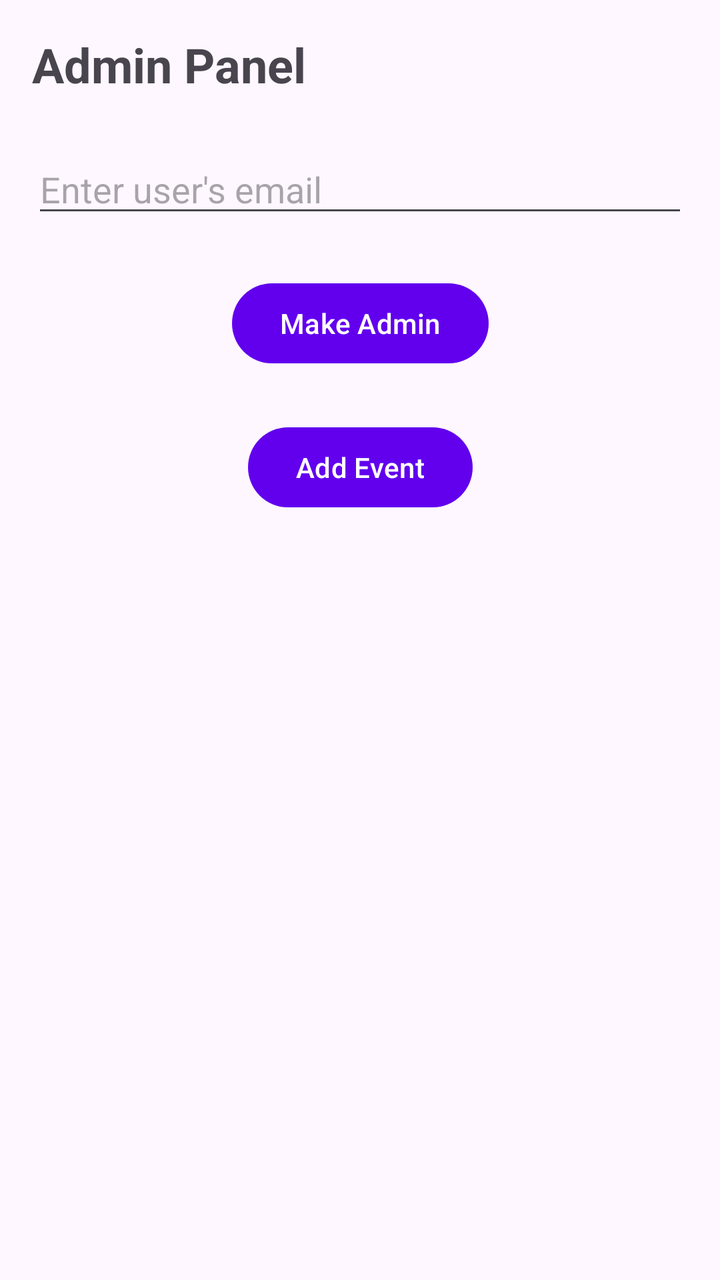
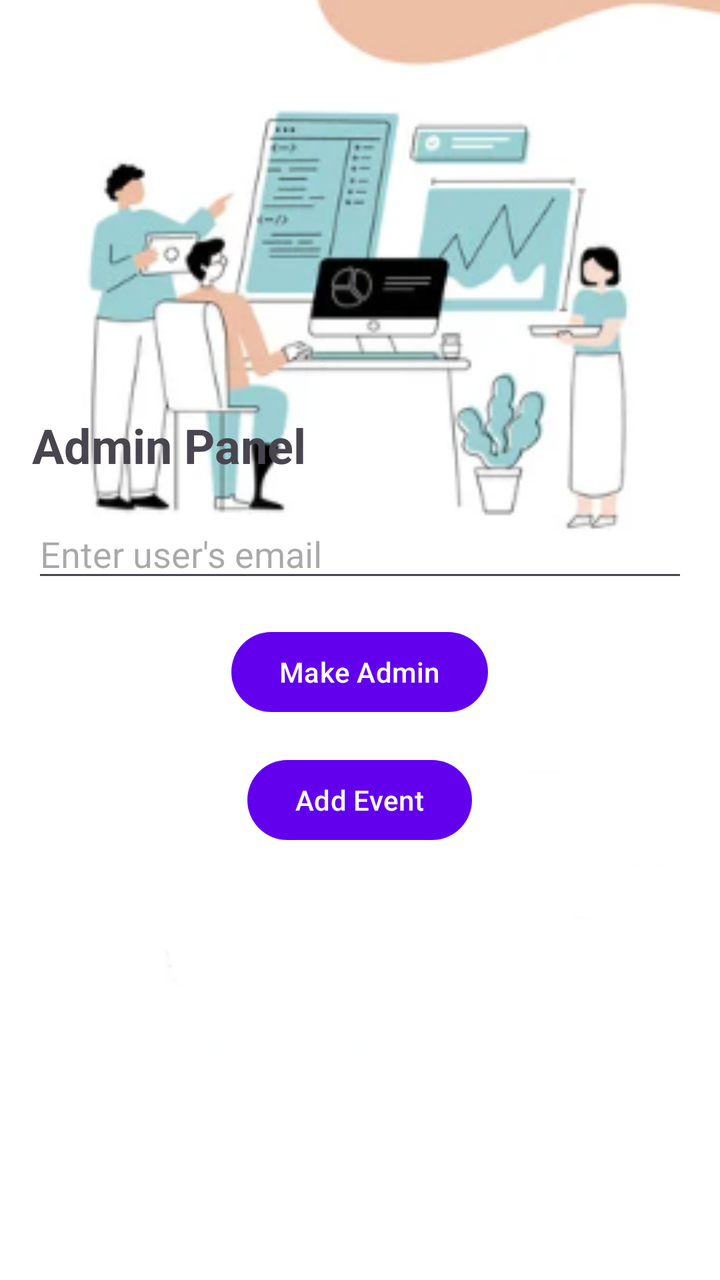

The first picture is an Android layout as it rendered before a commit; the second is the same layout after the commit. The layout source and the unified diff follow.
<!-- AndroidManifest.xml: application theme Theme.EventsPlatformAndroidUI -->
<!-- res/layout/fragment_admin.xml -->
<?xml version="1.0" encoding="utf-8"?>
<androidx.constraintlayout.widget.ConstraintLayout
    xmlns:android="http://schemas.android.com/apk/res/android"
    xmlns:app="http://schemas.android.com/apk/res-auto"
    xmlns:tools="http://schemas.android.com/tools"
    android:layout_width="match_parent"
    android:layout_height="match_parent"
    tools:context=".ui.admin.AdminFragment">

    <TextView
        android:id="@+id/textAdminTitle"
        android:layout_width="0dp"
        android:layout_height="wrap_content"
        android:text="Admin Panel"
        android:textSize="24sp"
        android:textStyle="bold"
        app:layout_constraintTop_toTopOf="parent"
        app:layout_constraintStart_toStartOf="parent"
        app:layout_constraintEnd_toEndOf="parent"
        android:layout_margin="16dp" />

    <EditText
        android:id="@+id/editTextEmail"
        android:layout_width="0dp"
        android:layout_height="wrap_content"
        android:hint="Enter user's email"
        app:layout_constraintTop_toBottomOf="@id/textAdminTitle"
        app:layout_constraintStart_toStartOf="parent"
        app:layout_constraintEnd_toEndOf="parent"
        android:layout_marginStart="16dp"
        android:layout_marginEnd="16dp"
        android:layout_marginTop="24dp" />

    <Button
        android:id="@+id/buttonUpdateRole"
        android:layout_width="wrap_content"
        android:layout_height="wrap_content"
        android:text="Make Admin"
        app:layout_constraintTop_toBottomOf="@id/editTextEmail"
        app:layout_constraintStart_toStartOf="parent"
        app:layout_constraintEnd_toEndOf="parent"
        android:layout_marginTop="24dp" />

    <Button
        android:id="@+id/buttonAddEvent"
        android:layout_width="wrap_content"
        android:layout_height="wrap_content"
        android:text="Add Event"
        app:layout_constraintTop_toBottomOf="@id/buttonUpdateRole"
        app:layout_constraintStart_toStartOf="parent"
        app:layout_constraintEnd_toEndOf="parent"
        android:layout_marginTop="24dp" />

</androidx.constraintlayout.widget.ConstraintLayout>
<!-- resources referenced by this layout -->
<resources>
  <style name="Theme.EventsPlatformAndroidUI" parent="Theme.Material3.DayNight">
          <item name="colorPrimary">@color/purple_500</item>
          <item name="colorPrimaryVariant">@color/purple_700</item>
          <item name="colorOnPrimary">@color/white</item>
          <item name="colorSecondary">@color/teal_200</item>
          <item name="colorSecondaryVariant">@color/teal_700</item>
          <item name="colorOnSecondary">@color/black</item>
          <item name="android:statusBarColor">?attr/colorPrimaryVariant</item>
          <item name="textInputStyle">@style/Widget.MaterialComponents.TextInputLayout.OutlinedBox</item>
      </style>
  <color name="purple_500">#FF6200EE</color>
  <color name="purple_700">#FF3700B3</color>
  <color name="white">#FFFFFFFF</color>
  <color name="teal_200">#FF03DAC5</color>
  <color name="teal_700">#FF018786</color>
  <color name="black">#FF000000</color>
</resources>

<!-- the commit's change to res/layout/fragment_admin.xml (unified diff, before → after) -->
@@ -1,4 +1,3 @@
-<?xml version="1.0" encoding="utf-8"?>
 <androidx.constraintlayout.widget.ConstraintLayout
     xmlns:android="http://schemas.android.com/apk/res/android"
     xmlns:app="http://schemas.android.com/apk/res-auto"
@@ -7,48 +6,55 @@
     android:layout_height="match_parent"
     tools:context=".ui.admin.AdminFragment">
 
-    <TextView
-        android:id="@+id/textAdminTitle"
+    <ImageView
+        android:id="@+id/backgroundImage"
+        android:layout_width="match_parent"
+        android:layout_height="match_parent"
+        android:src="@drawable/minimalist_login"
+        android:scaleType="centerCrop"
+        android:paddingTop="70dp"/>
+
+    <LinearLayout
+        android:id="@+id/formContainer"
         android:layout_width="0dp"
         android:layout_height="wrap_content"
-        android:text="Admin Panel"
-        android:textSize="24sp"
-        android:textStyle="bold"
-        app:layout_constraintTop_toTopOf="parent"
+        android:orientation="vertical"
+        android:padding="16dp"
+        android:layout_marginBottom="200dp"
+        app:layout_constraintBottom_toBottomOf="parent"
         app:layout_constraintStart_toStartOf="parent"
-        app:layout_constraintEnd_toEndOf="parent"
-        android:layout_margin="16dp" />
+        app:layout_constraintEnd_toEndOf="parent">
 
-    <EditText
-        android:id="@+id/editTextEmail"
-        android:layout_width="0dp"
-        android:layout_height="wrap_content"
-        android:hint="Enter user's email"
-        app:layout_constraintTop_toBottomOf="@id/textAdminTitle"
-        app:layout_constraintStart_toStartOf="parent"
-        app:layout_constraintEnd_toEndOf="parent"
-        android:layout_marginStart="16dp"
-        android:layout_marginEnd="16dp"
-        android:layout_marginTop="24dp" />
+        <TextView
+            android:id="@+id/textAdminTitle"
+            android:layout_width="match_parent"
+            android:layout_height="wrap_content"
+            android:text="Admin Panel"
+            android:textSize="24sp"
+            android:textStyle="bold"
+            android:layout_marginBottom="16dp"/>
 
-    <Button
-        android:id="@+id/buttonUpdateRole"
-        android:layout_width="wrap_content"
-        android:layout_height="wrap_content"
-        android:text="Make Admin"
-        app:layout_constraintTop_toBottomOf="@id/editTextEmail"
-        app:layout_constraintStart_toStartOf="parent"
-        app:layout_constraintEnd_toEndOf="parent"
-        android:layout_marginTop="24dp" />
+        <EditText
+            android:id="@+id/editTextEmail"
+            android:layout_width="match_parent"
+            android:layout_height="wrap_content"
+            android:hint="Enter user's email"
+            android:layout_marginBottom="16dp"/>
 
-    <Button
-        android:id="@+id/buttonAddEvent"
-        android:layout_width="wrap_content"
-        android:layout_height="wrap_content"
-        android:text="Add Event"
-        app:layout_constraintTop_toBottomOf="@id/buttonUpdateRole"
-        app:layout_constraintStart_toStartOf="parent"
-        app:layout_constraintEnd_toEndOf="parent"
-        android:layout_marginTop="24dp" />
+        <Button
+            android:id="@+id/buttonUpdateRole"
+            android:layout_width="wrap_content"
+            android:layout_height="wrap_content"
+            android:text="Make Admin"
+            android:layout_gravity="center_horizontal"
+            android:layout_marginBottom="16dp"/>
+
+        <Button
+            android:id="@+id/buttonAddEvent"
+            android:layout_width="wrap_content"
+            android:layout_height="wrap_content"
+            android:text="Add Event"
+            android:layout_gravity="center_horizontal"/>
+    </LinearLayout>
 
 </androidx.constraintlayout.widget.ConstraintLayout>
<!-- resource entries referenced after the edit -->
@@ -1,5 +1,6 @@
 <!-- resources referenced by this layout -->
 <resources>
+  <!-- drawable minimalist_login: png bitmap (drawable, 59061 bytes) -->
   <style name="Theme.EventsPlatformAndroidUI" parent="Theme.Material3.DayNight">
           <item name="colorPrimary">@color/purple_500</item>
           <item name="colorPrimaryVariant">@color/purple_700</item>
